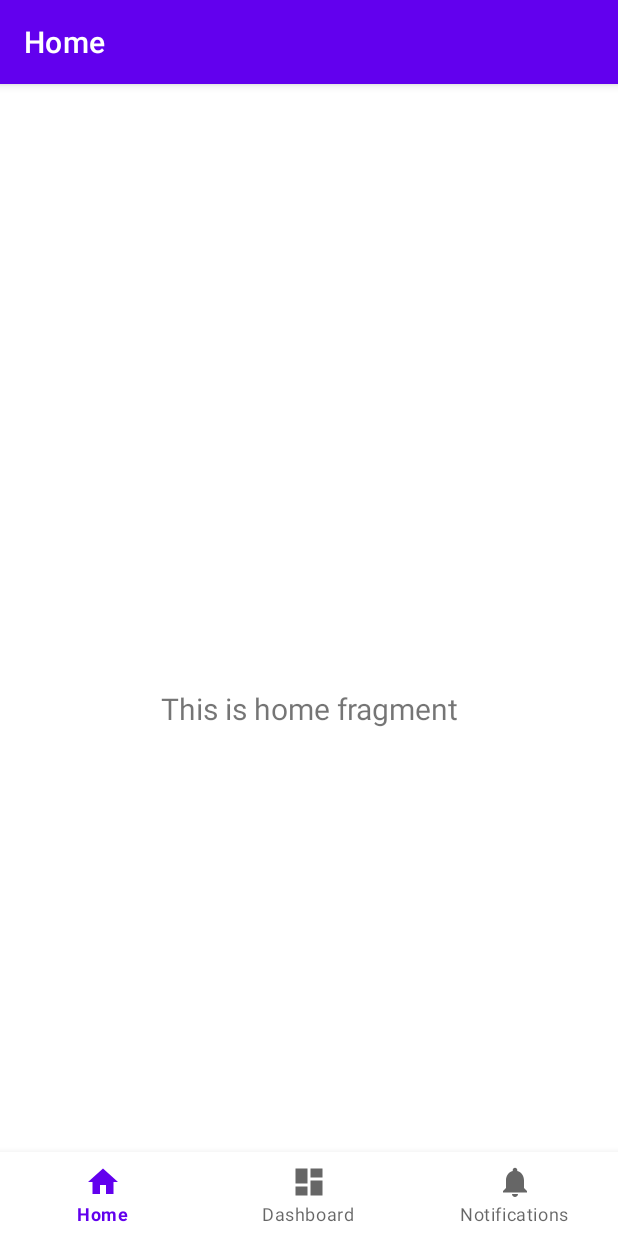
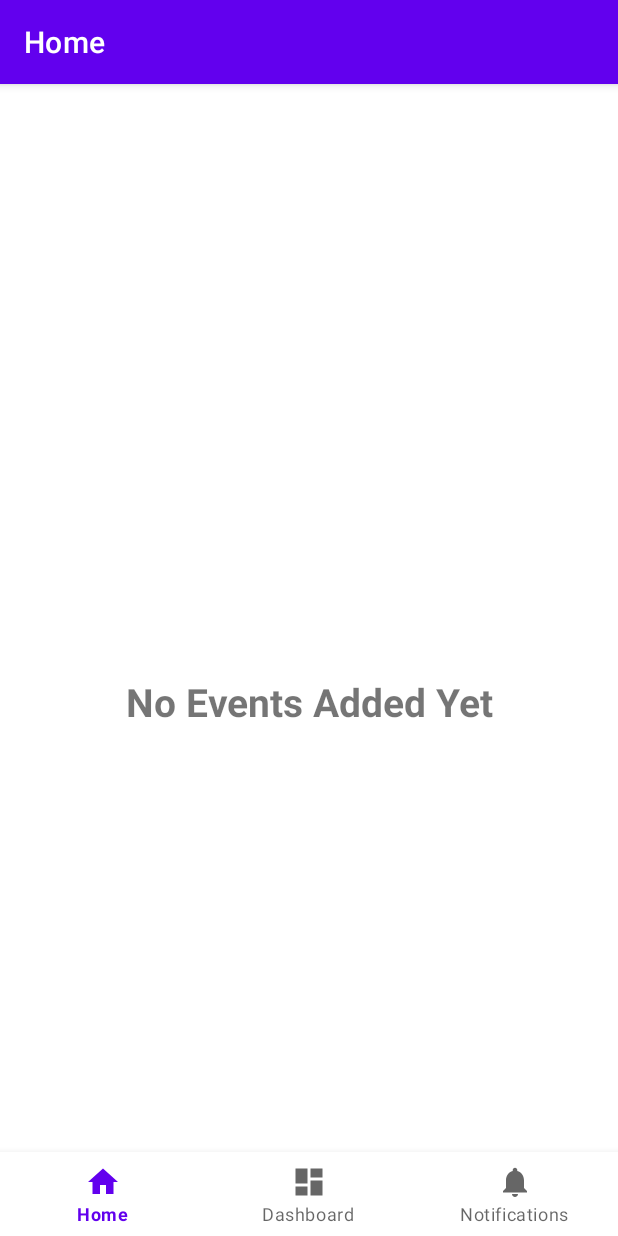
Before and after one commit to rishidyno/Festify, an Android app: the screen it shows after launch (MainActivity), on a phone screen of 412 x 824 dp. Run offline under Robolectric (Android 15) with nearby library versions, the phone set to English and light mode, and no system bars; our stand-ins replace navigation-ui, sdp/ssp sizes.

Commit message:
make-binding-adapter-for-event-recycler-view

```diff
--- a/app/build.gradle
+++ b/app/build.gradle
@@ -42,4 +42,5 @@ dependencies {
     testImplementation 'junit:junit:4.+'
     androidTestImplementation 'androidx.test.ext:junit:1.1.3'
     androidTestImplementation 'androidx.test.espresso:espresso-core:3.4.0'
+    implementation 'com.intuit.sdp:sdp-android:1.0.6'
 }
--- a/app/src/main/java/com/festify/festify/ui/home/HomeFragment.java
+++ b/app/src/main/java/com/festify/festify/ui/home/HomeFragment.java
@@ -28,7 +28,7 @@ public class HomeFragment extends Fragment {
         binding = FragmentHomeBinding.inflate(inflater, container, false);
         View root = binding.getRoot();
 
-        final TextView textView = binding.textHome;
+        final TextView textView = binding.tvNoEventsToShow;
         homeViewModel.getText().observe(getViewLifecycleOwner(), new Observer<String>() {
             @Override
             public void onChanged(@Nullable String s) {
--- a/app/src/main/java/com/festify/festify/ui/home/HomeViewModel.java
+++ b/app/src/main/java/com/festify/festify/ui/home/HomeViewModel.java
@@ -10,7 +10,7 @@ public class HomeViewModel extends ViewModel {
 
     public HomeViewModel() {
         mText = new MutableLiveData<>();
-        mText.setValue("This is home fragment");
+        mText.setValue("No Events Added Yet");
     }
 
     public LiveData<String> getText() {
--- a/app/src/main/res/layout/fragment_home.xml
+++ b/app/src/main/res/layout/fragment_home.xml
@@ -6,17 +6,29 @@
     android:layout_height="match_parent"
     tools:context=".ui.home.HomeFragment">
 
+
+    <androidx.recyclerview.widget.RecyclerView
+        android:id="@+id/rv_dish_list"
+        android:layout_width="0dp"
+        android:layout_height="0dp"
+        android:visibility="gone"
+        app:layout_constraintBottom_toBottomOf="parent"
+        app:layout_constraintEnd_toEndOf="parent"
+        app:layout_constraintStart_toStartOf="parent"
+        app:layout_constraintTop_toTopOf="parent"/>
+
     <TextView
-        android:id="@+id/text_home"
-        android:layout_width="match_parent"
-        android:layout_height="wrap_content"
-        android:layout_marginStart="8dp"
-        android:layout_marginTop="8dp"
-        android:layout_marginEnd="8dp"
-        android:textAlignment="center"
-        android:textSize="20sp"
+        android:id="@+id/tv_no_events_to_show"
+        android:layout_width="0dp"
+        android:layout_height="0dp"
+        android:gravity="center"
+        android:textSize="@dimen/_20sdp"
+        android:textStyle="bold"
+        android:visibility="visible"
         app:layout_constraintBottom_toBottomOf="parent"
         app:layout_constraintEnd_toEndOf="parent"
         app:layout_constraintStart_toStartOf="parent"
         app:layout_constraintTop_toTopOf="parent" />
+
+
 </androidx.constraintlayout.widget.ConstraintLayout>
--- a/app/src/main/res/values/strings.xml
+++ b/app/src/main/res/values/strings.xml
@@ -3,4 +3,9 @@
     <string name="title_home">Home</string>
     <string name="title_dashboard">Dashboard</string>
     <string name="title_notifications">Notifications</string>
+    <string name="image_contentDescription">Event Head Image</string>
+    <string name="event_name">Event Name</string>
+    <string name="event_start_date">Start date</string>
+    <string name="event_end_date">End date</string>
+    <string name="event_register_button">Register</string>
 </resources>
```
Also changed, not shown: app/src/main/java/com/festify/festify/Adapter/EventsAdapter.java (added, +34 -0 lines), app/src/main/res/layout/item_event_layout.xml (added, +113 -0 lines).
